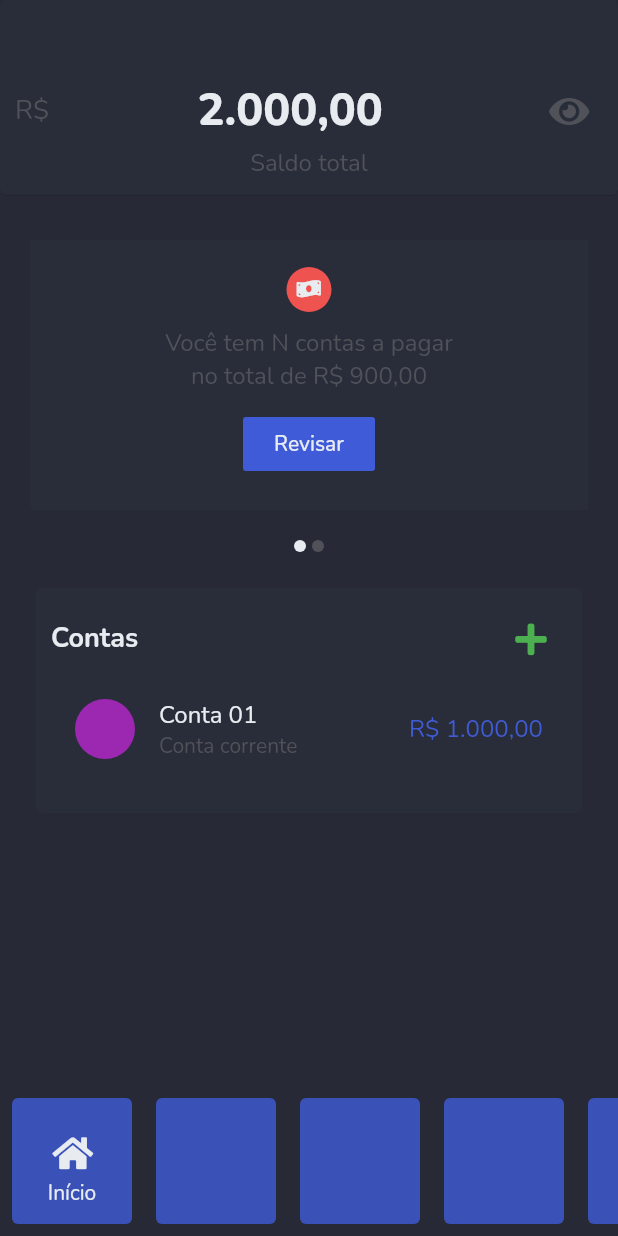
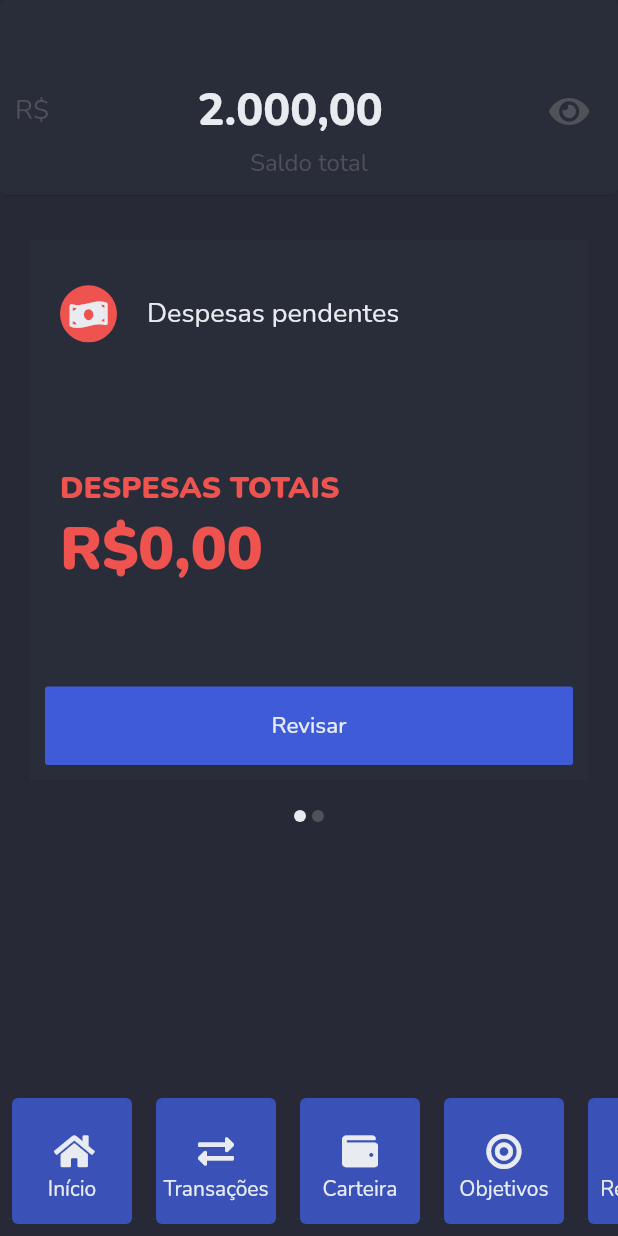
Before and after one commit to viniciusamelio/ctrlpay-app, a Flutter app: the HomePage screen opened by its route, on a phone screen of 412 x 824 dp. Run offline on Flutter 3.47's test engine with Material 2 defaults, Android fonts, the phone set to English and light mode, and no system bars; drawn by our look-alikes of carousel_slider; our stand-ins replace awesome_dialog, circular_check_box, dio, flutter_mobx, flutter_secure_storage, font_awesome_flutter and 3 more; missing offline and left inert: date_text_masked; accounts and stored records are empty; generated files the repository leaves out were written again; statements that could not run were skipped.

Commit message:
Updating UI and accent color

```diff
--- a/lib/home/views/home_page.dart
+++ b/lib/home/views/home_page.dart
@@ -1,14 +1,10 @@
-import 'dart:convert';
-
 import 'package:carousel_slider/carousel_slider.dart';
 import 'package:ctrl_money/home/stores/home_store.dart';
 import 'package:ctrl_money/shared/components/navigation/navigation_block.dart';
-import 'package:ctrl_money/shared/models/user_dto.dart';
 import 'package:ctrl_money/shared/styles/colors.dart';
 import 'package:flutter/gestures.dart';
 import 'package:flutter/material.dart';
 import 'package:flutter_mobx/flutter_mobx.dart';
-import 'package:flutter_secure_storage/flutter_secure_storage.dart';
 import 'package:font_awesome_flutter/font_awesome_flutter.dart';
 
 class HomePage extends StatefulWidget {
@@ -28,7 +24,10 @@ class _HomePageState extends State<HomePage> {
   }
 
   @override
-  void didChangeDependencies() {
+  void didChangeDependencies() {}
+
+  @override
+  Widget build(BuildContext context) {
     _accountsList = <Widget>[
       Padding(
         padding: EdgeInsets.all(20),
@@ -39,27 +38,71 @@ class _HomePageState extends State<HomePage> {
           child: Column(
             crossAxisAlignment: CrossAxisAlignment.center,
             children: <Widget>[
-              SizedBox(height: 8),
+              Flexible(
+                flex: 3,
+                fit: FlexFit.tight,
+                child: Row(
+                  children: <Widget>[
+                    SizedBox(width: 10),
                     Container(
-                height: 30,
-                width: 30,
+                      height: 50,
+                      width: 38,
                       decoration: BoxDecoration(
                           color: Colors.red[400], shape: BoxShape.circle),
                       child: Icon(FontAwesomeIcons.moneyBillWave,
-                    size: 13, color: primaryText),
+                          size: 20, color: primaryText),
                     ),
-              SizedBox(height: 10),
-              Text("Você tem N contas a pagar\nno total de R\$ 900,00",
+                    SizedBox(width: 20),
+                    Text("Despesas pendentes",
                         textAlign: TextAlign.center,
-                  style: TextStyle(color: secondaryText, fontSize: 16)),
-              SizedBox(height: 10),
-              FlatButton(
+                        style: TextStyle(color: primaryText, fontSize: 18))
+                  ],
+                ),
+              ),
+              Flexible(
+                  flex: 8,
+                  fit: FlexFit.tight,
+                  child: Padding(
+                    padding: EdgeInsets.all(10),
+                    child: Column(
+                      mainAxisSize: MainAxisSize.max,
+                      mainAxisAlignment: MainAxisAlignment.center,
+                      children: <Widget>[
+                        Align(
+                          alignment: Alignment.centerLeft,
+                          child: Text("DESPESAS TOTAIS",
+                              textAlign: TextAlign.center,
+                              style: TextStyle(
+                                  color: Colors.red[400],
+                                  fontWeight: FontWeight.w900,
+                                  fontSize: 20)),
+                        ),
+                        Align(
+                          alignment: Alignment.centerLeft,
+                          child: Text("R\$0,00",
+                              textAlign: TextAlign.center,
+                              style: TextStyle(
+                                  color: Colors.red[400],
+                                  fontWeight: FontWeight.w900,
+                                  fontSize: 40)),
+                        )
+                      ],
+                    ),
+                  )),
+              Flexible(
+                flex: 2,
+                fit: FlexFit.tight,
+                child: SizedBox(
+                  width: MediaQuery.of(context).size.width,
+                  child: FlatButton(
                     child: Text(
                       'Revisar',
-                  style: TextStyle(color: primaryText),
+                      style: TextStyle(color: primaryText, fontSize: 15),
                     ),
                     color: blue,
                     onPressed: () {},
+                  ),
+                ),
               )
             ],
           ),
@@ -74,37 +117,78 @@ class _HomePageState extends State<HomePage> {
           child: Column(
             crossAxisAlignment: CrossAxisAlignment.center,
             children: <Widget>[
-              SizedBox(height: 8),
+              Flexible(
+                flex: 3,
+                fit: FlexFit.tight,
+                child: Row(
+                  children: <Widget>[
+                    SizedBox(width: 10),
                     Container(
-                height: 30,
-                width: 30,
-                decoration:
-                    BoxDecoration(color: Colors.green, shape: BoxShape.circle),
+                      height: 50,
+                      width: 38,
+                      decoration: BoxDecoration(
+                          color: Colors.green, shape: BoxShape.circle),
                       child: Icon(FontAwesomeIcons.moneyBillWave,
-                    size: 13, color: primaryText),
+                          size: 20, color: primaryText),
                     ),
-              SizedBox(height: 10),
-              Text("Você tem N contas a receber\nno total de R\$ 900,00",
+                    SizedBox(width: 20),
+                    Text("Receitas pendentes",
                         textAlign: TextAlign.center,
-                  style: TextStyle(color: secondaryText, fontSize: 16)),
-              SizedBox(height: 10),
-              FlatButton(
+                        style: TextStyle(color: primaryText, fontSize: 18))
+                  ],
+                ),
+              ),
+              Flexible(
+                  flex: 8,
+                  fit: FlexFit.tight,
+                  child: Padding(
+                    padding: EdgeInsets.all(10),
+                    child: Column(
+                      mainAxisSize: MainAxisSize.max,
+                      mainAxisAlignment: MainAxisAlignment.center,
+                      children: <Widget>[
+                        Align(
+                          alignment: Alignment.centerLeft,
+                          child: Text("RECEITAS TOTAIS",
+                              textAlign: TextAlign.center,
+                              style: TextStyle(
+                                  color: Colors.green,
+                                  fontWeight: FontWeight.w900,
+                                  fontSize: 20)),
+                        ),
+                        Align(
+                          alignment: Alignment.centerLeft,
+                          child: Text("R\$0,00",
+                              textAlign: TextAlign.center,
+                              style: TextStyle(
+                                  color: Colors.green,
+                                  fontWeight: FontWeight.w900,
+                                  fontSize: 40)),
+                        )
+                      ],
+                    ),
+                  )),
+              Flexible(
+                flex: 2,
+                fit: FlexFit.tight,
+                child: SizedBox(
+                  width: MediaQuery.of(context).size.width,
+                  child: FlatButton(
                     child: Text(
                       'Revisar',
-                  style: TextStyle(color: primaryText),
+                      style: TextStyle(color: primaryText, fontSize: 15),
                     ),
                     color: blue,
                     onPressed: () {},
+                  ),
+                ),
               )
             ],
           ),
         ),
       ),
     ];
-  }
 
-  @override
-  Widget build(BuildContext context) {
     return Scaffold(
       backgroundColor: darker,
       body: SingleChildScrollView(
@@ -150,7 +234,8 @@ class _HomePageState extends State<HomePage> {
                 )),
             SizedBox(height: 10),
             CarouselSlider(
-              height: 220,
+              height: 400,
+              enableInfiniteScroll: false,
               realPage: 2,
               viewportFraction: 1.0,
               autoPlay: false,
@@ -189,61 +274,67 @@ class _HomePageState extends State<HomePage> {
                 );
               },
             ),
-            Padding(
-              padding: EdgeInsets.all(20),
-              child: Card(
-                  color: lighter,
-                  elevation: 0,
-                  child: Padding(
-                    padding: EdgeInsets.all(10),
-                    child: Column(
-                      crossAxisAlignment: CrossAxisAlignment.center,
-                      children: <Widget>[
-                        Row(
-                          mainAxisAlignment: MainAxisAlignment.spaceBetween,
-                          children: <Widget>[
-                            Text('Contas',
-                                style: TextStyle(
-                                    fontSize: 18,
-                                    fontWeight: FontWeight.w700,
-                                    color: primaryText)),
-                            IconButton(
-                              color: Colors.green,
-                              icon: Icon(FontAwesomeIcons.plus),
-                              onPressed: () {},
-                            )
-                          ],
-                        ),
-                        Container(
-                          height: 82,
-                          child: ListView(
-                            reverse: false,
-                            dragStartBehavior: DragStartBehavior.start,
-                            physics: BouncingScrollPhysics(),
-                          children: <Widget>[
-                            ListTile(
-                              selected: true,
-                              leading: Container(
-                               width: 40,
-                                decoration: BoxDecoration(
-                                  color: Colors.purple,
-                                  shape: BoxShape.circle
-                                ),
-                              ),
-                              title: Text("Conta 01", style: TextStyle(color: primaryText),),
-                              subtitle: Text('Conta corrente',  style: TextStyle(color: secondaryText)),
-                              trailing: Text('R\$ 1.000,00', style: TextStyle(color: blue,fontSize: 16)),
-                            ),
-                            ListTile(
-                              title: Text("Conta 02"),
-                            )
-                          ],
-                        ),
-                        )
-                      ],
-                    ),
-                  )),
-            ),
+            // Padding(
+            //   padding: EdgeInsets.all(20),
+            //   child: Card(
+            //       color: lighter,
+            //       elevation: 0,
+            //       child: Padding(
+            //         padding: EdgeInsets.all(10),
+            //         child: Column(
+            //           crossAxisAlignment: CrossAxisAlignment.center,
+            //           children: <Widget>[
+            //             Row(
+            //               mainAxisAlignment: MainAxisAlignment.spaceBetween,
+            //               children: <Widget>[
+            //                 Text('Contas',
+            //                     style: TextStyle(
+            //                         fontSize: 18,
+            //                         fontWeight: FontWeight.w700,
+            //                         color: primaryText)),
+            //                 IconButton(
+            //                   color: Colors.green,
+            //                   icon: Icon(FontAwesomeIcons.plus),
+            //                   onPressed: () {},
+            //                 )
+            //               ],
+            //             ),
+            //             Container(
+            //               height: 82,
+            //               child: ListView(
+            //                 reverse: false,
+            //                 dragStartBehavior: DragStartBehavior.start,
+            //                 physics: BouncingScrollPhysics(),
+            //                 children: <Widget>[
+            //                   ListTile(
+            //                     selected: true,
+            //                     leading: Container(
+            //                       width: 40,
+            //                       decoration: BoxDecoration(
+            //                           color: Colors.purple,
+            //                           shape: BoxShape.circle),
+            //                     ),
+            //                     title: Text(
+            //                       "Conta 01",
+            //                       style: TextStyle(color: primaryText),
+            //                     ),
+            //                     subtitle: Text('Conta corrente',
+            //                         style: TextStyle(color: secondaryText)),
+            //                     trailing: Text('R\$ 1.000,00',
+            //                         style:
+            //                             TextStyle(color: blue, fontSize: 16)),
+            //                   ),
+            //                   ListTile(
+            //                     title: Text("Conta 02"),
+            //                   )
+            //                 ],
+            //               ),
+            //             )
+            //           ],
+            //         ),
+            //       )
+            //       ),
+            // ),
           ],
         ),
       ),
@@ -253,31 +344,24 @@ class _HomePageState extends State<HomePage> {
         child: ListView(
           physics: BouncingScrollPhysics(),
           children: <Widget>[
-            NavigationBlock(icon: Icon(FontAwesomeIcons.home, color: primaryText), title: 'Início'),
-            Container(
-              margin: EdgeInsets.all(8),
-              width: 80,
-              decoration: BoxDecoration(
-                  color: secondaryBlue, borderRadius: BorderRadius.circular(4)),
-            ),
-            Container(
-              margin: EdgeInsets.all(8),
-              width: 80,
-              decoration: BoxDecoration(
-                  color: secondaryBlue, borderRadius: BorderRadius.circular(4)),
-            ),
-            Container(
-              margin: EdgeInsets.all(8),
-              width: 80,
-              decoration: BoxDecoration(
-                  color: secondaryBlue, borderRadius: BorderRadius.circular(4)),
-            ),
-            Container(
-              margin: EdgeInsets.all(8),
-              width: 80,
-              decoration: BoxDecoration(
-                  color: secondaryBlue, borderRadius: BorderRadius.circular(4)),
-            ),
+            NavigationBlock(
+                icon: Icon(FontAwesomeIcons.home, color: primaryText),
+                title: 'Início'),
+            NavigationBlock(
+                icon: Icon(FontAwesomeIcons.exchangeAlt, color: primaryText),
+                title: 'Transações'),
+            NavigationBlock(
+                icon: Icon(FontAwesomeIcons.wallet, color: primaryText),
+                title: 'Carteira'),
+            NavigationBlock(
+                icon: Icon(FontAwesomeIcons.bullseye, color: primaryText),
+                title: 'Objetivos'),
+            NavigationBlock(
+                icon: Icon(FontAwesomeIcons.chartBar, color: primaryText),
+                title: 'Relatórios'),
+            NavigationBlock(
+                icon: Icon(FontAwesomeIcons.solidUser, color: primaryText),
+                title: 'Perfil'),
           ],
           primary: true,
           scrollDirection: Axis.horizontal,
--- a/lib/main.dart
+++ b/lib/main.dart
@@ -20,6 +20,7 @@ class MyApp extends StatelessWidget {
         cursorColor: blue,
         fontFamily: GoogleFonts.nunito(color: primaryText).fontFamily,
         primaryColor: blue,
+        accentColor: lighter,
         textTheme: TextTheme(button: TextStyle(color: secondaryText)),
         inputDecorationTheme: InputDecorationTheme(
           border: OutlineInputBorder(),
--- a/lib/shared/components/navigation/navigation_block.dart
+++ b/lib/shared/components/navigation/navigation_block.dart
@@ -19,15 +19,19 @@ class _NavigationBlockState extends State<NavigationBlock> {
       child: Container(
         margin: EdgeInsets.all(8),
         width: 80,
-        child: Column(
+        child: Center(
+          child: Column(
+          mainAxisSize: MainAxisSize.min,
+          crossAxisAlignment: CrossAxisAlignment.center,
           children: <Widget>[
             SizedBox(
-              height: 25,
+              height: 10,
             ),
-            Padding(padding: EdgeInsets.only(right: 2), child: widget.icon),
-            SizedBox(height: 5),
+            widget.icon,
+            SizedBox(height: 4),
              Text(widget.title ?? 'Title', style: TextStyle(color: primaryText))
           ],
+        ),
         ),
         decoration: BoxDecoration(
             color: secondaryBlue, borderRadius: BorderRadius.circular(4)),
```
Lines whose indentation alone changed are shown as unchanged.
